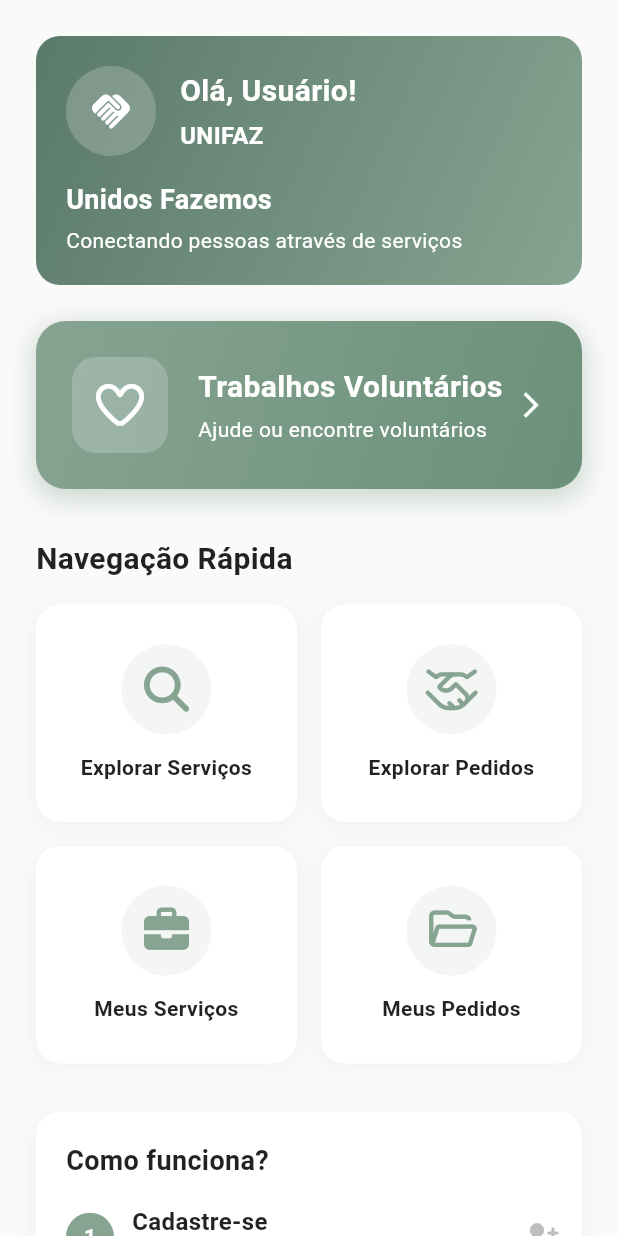
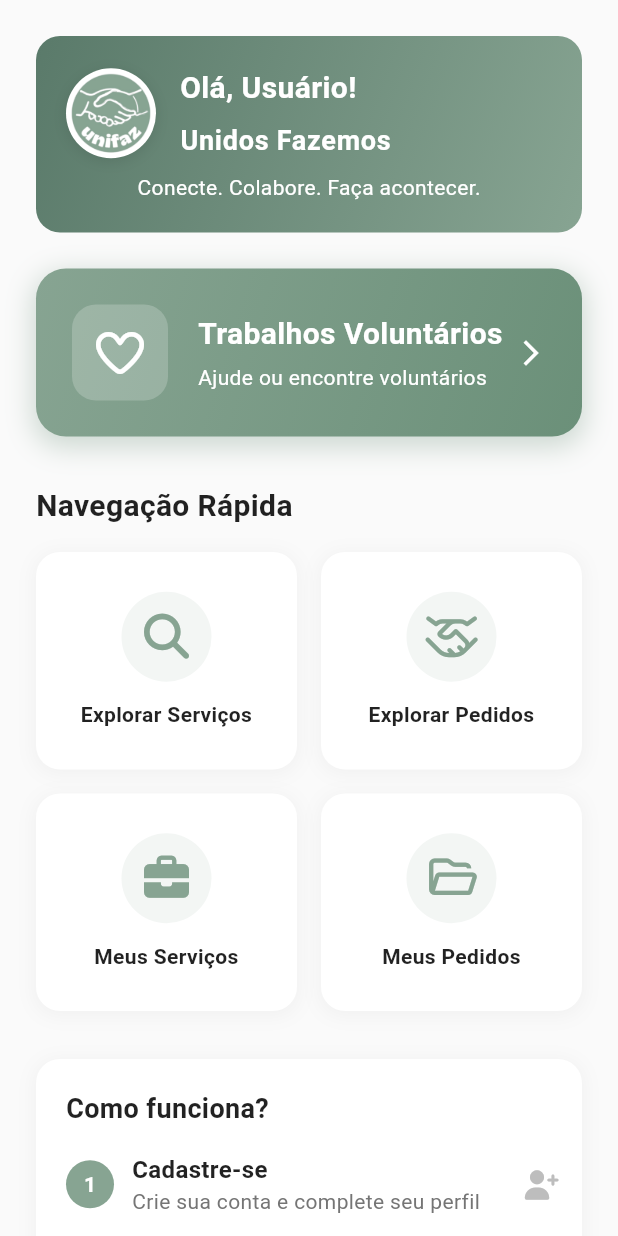
Before and after one commit to samaraguindani/czddfsf, a Flutter app: the HomeContentScreen screen opened directly with empty values, on a phone screen of 412 x 824 dp. Run offline on Flutter 3.47's test engine with Material 3 defaults, Android fonts, the phone set to English and light mode, and no system bars; our stand-ins replace flutter_spinkit, font_awesome_flutter, supabase_flutter; accounts and stored records are empty.

Commit message:
Conecte. Colabore. Faça acontecer.

```diff
--- a/lib/pages/home_screen.dart
+++ b/lib/pages/home_screen.dart
@@ -119,13 +119,32 @@ class HomeContentScreen extends StatelessWidget {
                               width: 60,
                               height: 60,
                               decoration: BoxDecoration(
-                                color: Colors.white.withOpacity(0.2),
+                                color: Colors.white,
                                 borderRadius: BorderRadius.circular(30),
+                                boxShadow: [
+                                  BoxShadow(
+                                    color: Colors.black.withOpacity(0.1),
+                                    blurRadius: 8,
+                                    offset: const Offset(0, 2),
+                                  ),
+                                ],
                               ),
-                              child: const Icon(
-                                Icons.handshake,
-                                color: Colors.white,
-                                size: 30,
+                              child: ClipRRect(
+                                borderRadius: BorderRadius.circular(30),
+                                child: Padding(
+                                  padding: const EdgeInsets.all(1),
+                                  child: Image.asset(
+                                    'assets/images/logo.png',
+                                    fit: BoxFit.cover,
+                                    errorBuilder: (context, error, stackTrace) {
+                                      return const Icon(
+                                        Icons.handshake,
+                                        color: Color(0xFF87a492),
+                                        size: 35,
+                                      );
+                                    },
+                                  ),
+                                ),
                               ),
                             ),
                             const SizedBox(width: 16),
@@ -141,13 +160,14 @@ class HomeContentScreen extends StatelessWidget {
                                       fontWeight: FontWeight.bold,
                                     ),
                                   ),
-                                  const SizedBox(height: 4),
+                                  const SizedBox(height: 8),
                                   const Text(
-                                    'UNIFAZ',
+                                    'Unidos Fazemos',
                                     style: TextStyle(
                                       color: Colors.white,
-                                      fontSize: 16,
+                                      fontSize: 18,
                                       fontWeight: FontWeight.w600,
+                                      letterSpacing: 0.5,
                                     ),
                                   ),
                                 ],
@@ -155,21 +175,15 @@ class HomeContentScreen extends StatelessWidget {
                             ),
                           ],
                         ),
-                        const SizedBox(height: 16),
-                        const Text(
-                          'Unidos Fazemos',
-                          style: TextStyle(
-                            color: Colors.white,
-                            fontSize: 18,
-                            fontWeight: FontWeight.bold,
-                          ),
-                        ),
-                        const SizedBox(height: 4),
-                        const Text(
-                          'Conectando pessoas através de serviços',
-                          style: TextStyle(
-                            color: Colors.white,
-                            fontSize: 14,
+                        const SizedBox(height: 8),
+                        const Center(
+                          child: Text(
+                            'Conecte. Colabore. Faça acontecer.',
+                            style: TextStyle(
+                              color: Colors.white,
+                              fontSize: 14,
+                              fontWeight: FontWeight.w400,
+                            ),
                           ),
                         ),
                       ],
```
